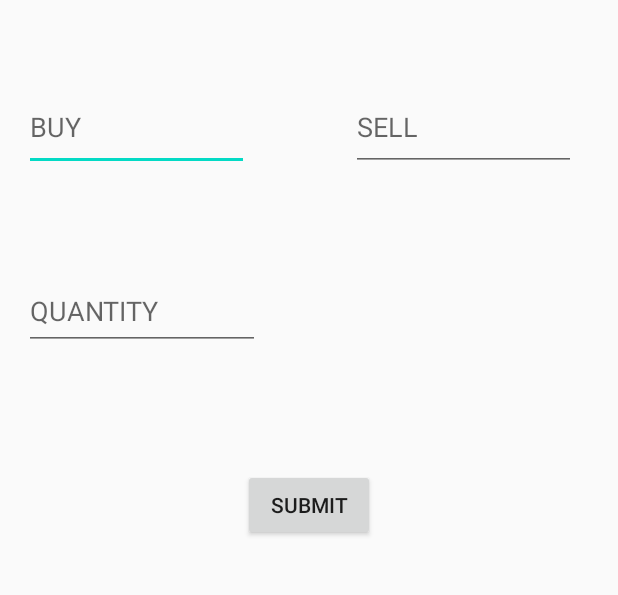
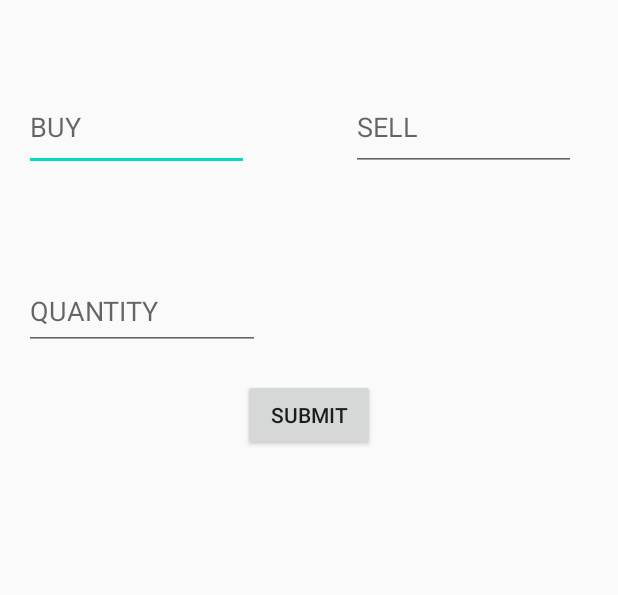
Before and after one commit to avanishinod/StockExchange, an Android app: the screen it shows after launch (MainActivity), on a phone screen of 412 x 824 dp, the part 227-822 px from its top. Run offline under Robolectric (Android 15) with nearby library versions, the phone set to English and light mode, and no system bars.

Commit message:
First commit

```diff
--- a/app/build.gradle
+++ b/app/build.gradle
@@ -26,6 +26,7 @@ dependencies {
     implementation 'androidx.appcompat:appcompat:1.1.0'
     implementation 'androidx.constraintlayout:constraintlayout:1.1.3'
     implementation 'com.google.android.material:material:1.2.0'
+    implementation 'com.google.android.gms:play-services-maps:17.0.0'
     testImplementation 'junit:junit:4.12'
     androidTestImplementation 'androidx.test.ext:junit:1.1.1'
     androidTestImplementation 'androidx.test.espresso:espresso-core:3.2.0'
--- a/app/src/main/res/layout/activity_main.xml
+++ b/app/src/main/res/layout/activity_main.xml
@@ -67,7 +67,7 @@
         android:layout_height="wrap_content"
         android:layout_marginStart="161dp"
         android:layout_marginEnd="162dp"
-        android:layout_marginBottom="312dp"
+        android:layout_marginBottom="372dp"
         android:onClick="clickFunction"
         android:text="SUBMIT"
         app:layout_constraintBottom_toBottomOf="parent"
```
